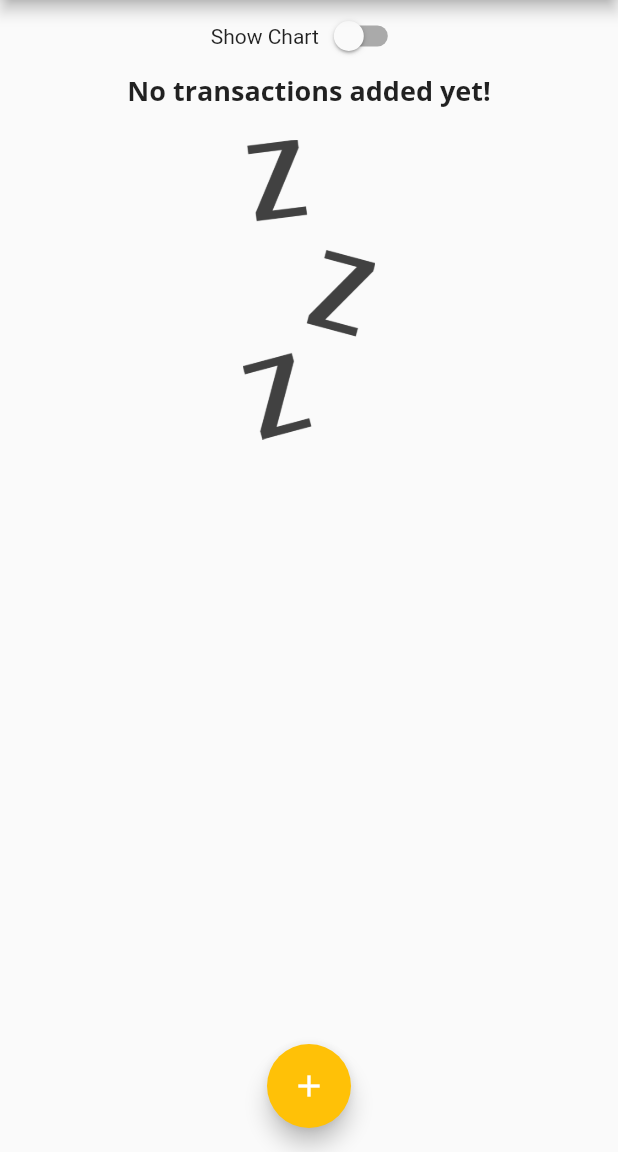
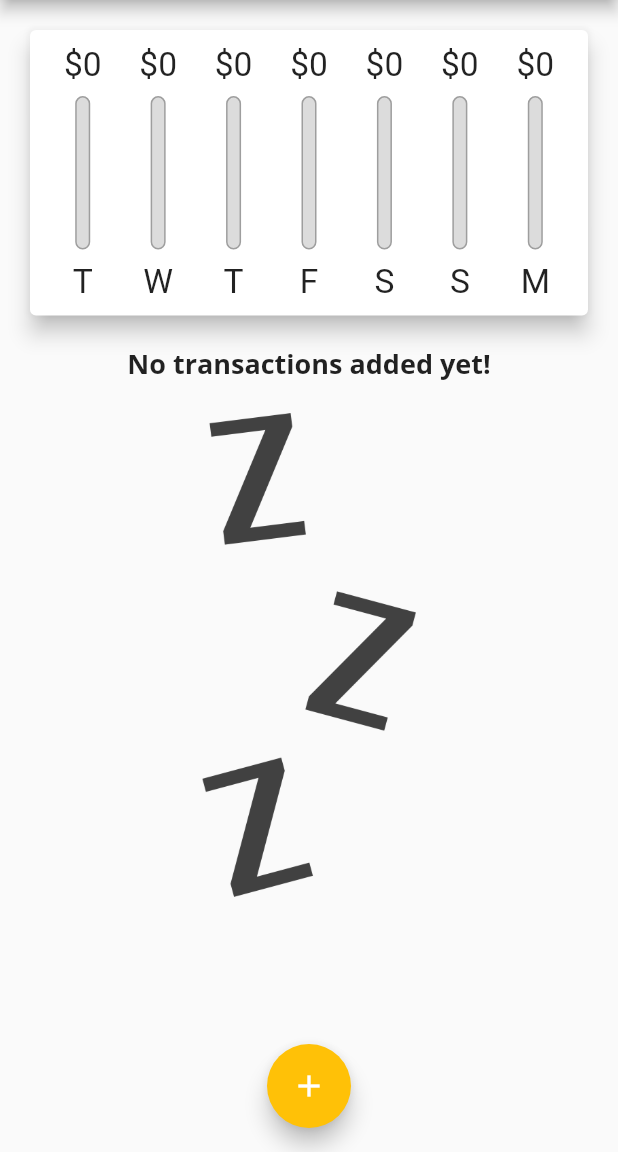
Before and after one commit to varunkumarrobo/personal_expenses_app, a Flutter app: the screen it shows after launch, on a phone screen of 412 x 824 dp, the part 84-1236 px from its top. Run offline on Flutter 3.47's test engine with Material 2 defaults, Android fonts, the phone set to English and light mode, and no system bars.

Commit message:
monday final

```diff
--- a/lib/main.dart
+++ b/lib/main.dart
@@ -1,3 +1,6 @@
+import 'dart:io';
+
+import 'package:flutter/cupertino.dart';
 import 'package:flutter/material.dart';
 
 
@@ -20,7 +23,7 @@ class MyApp extends StatelessWidget {
   const MyApp({super.key});
   @override
   Widget build(BuildContext context) {
-    return MaterialApp(
+    return  MaterialApp(
       title: 'Personal Expenses',
       theme: ThemeData(
         primarySwatch: Colors.purple,
@@ -29,7 +32,7 @@ class MyApp extends StatelessWidget {
         ),
         fontFamily: 'Quicksand',
         textTheme: ThemeData.light().textTheme.copyWith(
-              headline6: const TextStyle(
+              titleLarge: const TextStyle(
                 fontFamily: 'OpenSans',
                 fontSize: 18,
                 fontWeight: FontWeight.bold,
@@ -120,8 +123,23 @@ class _MyHomePageState extends State<MyHomePage> {
 
   @override
   Widget build(BuildContext context) {
-    print(_recentTransactions.length);
-    final appBar = AppBar(
+    final mediaQuery = MediaQuery.of(context);
+    // print(_recentTransactions.length);
+    final isLandscape = mediaQuery.orientation == Orientation.landscape;
+    final  PreferredSizeWidget appBar = (Platform.isIOS
+    ? CupertinoNavigationBar(
+      middle: const Text('Personal Expenses'),
+      trailing: Row(
+        mainAxisSize: MainAxisSize.min,
+        children: [
+          GestureDetector(
+            onTap: () => _startAddNewTransactions(context),
+            child: const Icon(CupertinoIcons.add),
+          ),
+      ],
+      ),
+    )
+    : AppBar(
       backgroundColor: Theme.of(context).primaryColor,
       title: const Text('Personal Expenses'),
       actions: [
@@ -132,18 +150,28 @@ class _MyHomePageState extends State<MyHomePage> {
           icon: const Icon(Icons.add),
         ),
       ],
+    )) as PreferredSizeWidget;
+    final txListWidget = SizedBox(
+              height: (mediaQuery.size.height -
+                      appBar.preferredSize.height -
+                      mediaQuery.padding.top) *
+                  0.7,
+              child: TransactionList(
+                _userTransactions,
+                _deleteTransaction,
+              ),
             );
-    return Scaffold(
-      appBar: appBar,
-      body: SingleChildScrollView(
+    final pageBody = SafeArea(
+      child: SingleChildScrollView(
           child: Column(
             crossAxisAlignment: CrossAxisAlignment.stretch,
             children: [
-            Row(
+              if(isLandscape) Row(
                 mainAxisAlignment: MainAxisAlignment.center,
                 children: [
-                const Text('Show Chart'),
-                Switch(
+                  Text('Show Chart',style: Theme.of(context).textTheme.titleLarge,),
+                  Switch.adaptive(
+                    activeColor: Theme.of(context).colorScheme.secondary,
                     value: _showChart,
                     onChanged: (value) {
                     setState(() {
@@ -152,28 +180,39 @@ class _MyHomePageState extends State<MyHomePage> {
                   },),
                 ],
               ),
-            _showChart ? SizedBox(
-              height: (MediaQuery.of(context).size.height -
+              if(!isLandscape) SizedBox(
+                height: (mediaQuery.size.height -
                         appBar.preferredSize.height -
-                      MediaQuery.of(context).padding.top) *
+                        mediaQuery.padding.top) *
                     0.3,
                 child: Chart(_recentTransactions),
-            ):
-            SizedBox(
-              height: (MediaQuery.of(context).size.height -
+              ),
+              if(!isLandscape) txListWidget,
+              if (isLandscape) _showChart
+              ? SizedBox(
+                height: (mediaQuery.size.height -
                         appBar.preferredSize.height -
-                      MediaQuery.of(context).padding.top) *
+                        mediaQuery.padding.top) *
                     0.7,
-              child: TransactionList(
-                _userTransactions,
-                _deleteTransaction,
-              ),
-            ),
+                child: Chart(_recentTransactions),
+              )
+              : txListWidget,
             ],
           ),
         ),
+    );
+    return Platform.isIOS
+    ? CupertinoPageScaffold(
+      // navigationBar:  appBar,
+      // need to check above comment code again now its showing error..
+      child: pageBody,)
+    : Scaffold(
+      appBar: appBar,
+      body: pageBody,
       floatingActionButtonLocation: FloatingActionButtonLocation.centerFloat,
-      floatingActionButton: FloatingActionButton(
+      floatingActionButton: Platform.isIOS
+      ? Container()
+      : FloatingActionButton(
         child: const Icon(Icons.add),
         onPressed: () {
           _startAddNewTransactions(context);
--- a/lib/widgets/new_transaction.dart
+++ b/lib/widgets/new_transaction.dart
@@ -1,8 +1,13 @@
+import 'dart:developer';
+
 import 'package:flutter/material.dart';
 import 'package:intl/intl.dart';
 
 class NewTransaction extends StatefulWidget {
-  const NewTransaction(this.addTx,{super.key, });
+  const NewTransaction(
+    this.addTx, {
+    super.key,
+  });
 
   final Function addTx;
 
@@ -13,16 +18,16 @@ class NewTransaction extends StatefulWidget {
 class _NewTransactionState extends State<NewTransaction> {
   final _titleController = TextEditingController();
   final _amountController = TextEditingController();
-   DateTime? _selectedDate ;
+  DateTime? _selectedDate;
 
-  void _submitData(){
-    if(_amountController.text.isEmpty){
+  void _submitData() {
+    if (_amountController.text.isEmpty) {
       return;
     }
     final enteredTitle = _titleController.text;
     final enteredAmount = double.parse(_amountController.text);
 
-    if(enteredTitle.isEmpty || enteredAmount <= 0 || _selectedDate == null){
+    if (enteredTitle.isEmpty || enteredAmount <= 0 || _selectedDate == null) {
       return;
     }
 
@@ -35,42 +40,48 @@ class _NewTransactionState extends State<NewTransaction> {
     Navigator.of(context).pop();
   }
 
-  void _presentDatePicker(){
+  void _presentDatePicker() {
     showDatePicker(
       context: context,
       initialDate: DateTime.now(),
       firstDate: DateTime(2023),
       lastDate: DateTime(2999),
     ).then((pickedDate) {
-        if(pickedDate == null){
+      if (pickedDate == null) {
         return;
       }
       setState(() {
         _selectedDate = pickedDate;
       });
     });
-      print('....object');
+    log('....object');
   }
 
   @override
   Widget build(BuildContext context) {
-    return Card(
+    return SingleChildScrollView(
+      child: Card(
         elevation: 5,
         child: Container(
-        padding: const EdgeInsets.all(10),
+          padding: EdgeInsets.only(
+            top: 10,
+            right: 10,
+            left: 10,
+            bottom: MediaQuery.of(context).viewInsets.bottom + 10,
+          ),
           child: Column(
             crossAxisAlignment: CrossAxisAlignment.end,
             children: [
               TextField(
                 decoration: const InputDecoration(labelText: 'Title'),
                 controller: _titleController,
-              onSubmitted:(_) => _submitData(),
+                onSubmitted: (_) => _submitData(),
               ),
               TextField(
                 decoration: const InputDecoration(labelText: 'Amount'),
                 controller: _amountController,
                 keyboardType: TextInputType.number,
-              onSubmitted:(_) => _submitData(),
+                onSubmitted: (_) => _submitData(),
               ),
               SizedBox(
                 height: 70,
@@ -84,14 +95,17 @@ class _NewTransactionState extends State<NewTransaction> {
                       ),
                     ),
                     TextButton(
-                  onPressed:
-                      _presentDatePicker,
-                  child: Text('Choose Date',
+                      onPressed: _presentDatePicker,
+                      child: Text(
+                        'Choose Date',
                         style: TextStyle(
                           color: Theme.of(context).primaryColor,
                           fontWeight: FontWeight.bold,
-                  ),),),
-              ],),
+                        ),
+                      ),
+                    ),
+                  ],
+                ),
               ),
               TextButton(
                 style: TextButton.styleFrom(
@@ -103,6 +117,7 @@ class _NewTransactionState extends State<NewTransaction> {
             ],
           ),
         ),
+      ),
     );
   }
 }
--- a/lib/widgets/transaction_list.dart
+++ b/lib/widgets/transaction_list.dart
@@ -17,7 +17,9 @@ class TransactionList extends StatelessWidget {
   @override
   Widget build(BuildContext context) {
     return transactions.isEmpty
-        ? Column(
+        ? LayoutBuilder(
+          builder: (ctx,constraints) {
+            return Column(
                 children: [
                   Text(
                     'No transactions added yet!',
@@ -27,13 +29,15 @@ class TransactionList extends StatelessWidget {
                     height: 20,
                   ),
                   SizedBox(
-                height: 200,
+                    height: constraints.maxHeight * 0.6,
                     child: Image.asset(
                       "assets/images/waiting.png",
                       fit: BoxFit.cover,
                     ),
                   ),
                 ],
+              );
+          }
         )
         : ListView.builder(
             itemCount: transactions.length,
--- a/lib/widgets/transaction_list_view.dart
+++ b/lib/widgets/transaction_list_view.dart
@@ -39,10 +39,17 @@ class TransactionListView extends StatelessWidget {
         subtitle: Text(
           DateFormat.yMMMd().format(transactions.date),
         ),
-        trailing: IconButton(
-          onPressed: () {
-            deleteTx(transactions.id);
-          },
+        trailing: MediaQuery.of(context).size.width > 460
+        ? TextButton.icon(
+          onPressed: (){deleteTx(transactions.id);},
+          style: TextButton.styleFrom(
+            foregroundColor: Theme.of(context).colorScheme.error,
+          ),
+          icon: const Icon(Icons.delete),
+          label: const Text('Delete') ,
+          )
+          : IconButton(
+          onPressed: () {deleteTx(transactions.id);},
           icon: const Icon(Icons.delete),
           color: Theme.of(context).colorScheme.error,
         ),
```
Also changed, not shown: 3 other files. Lines whose indentation alone changed are shown as unchanged.
